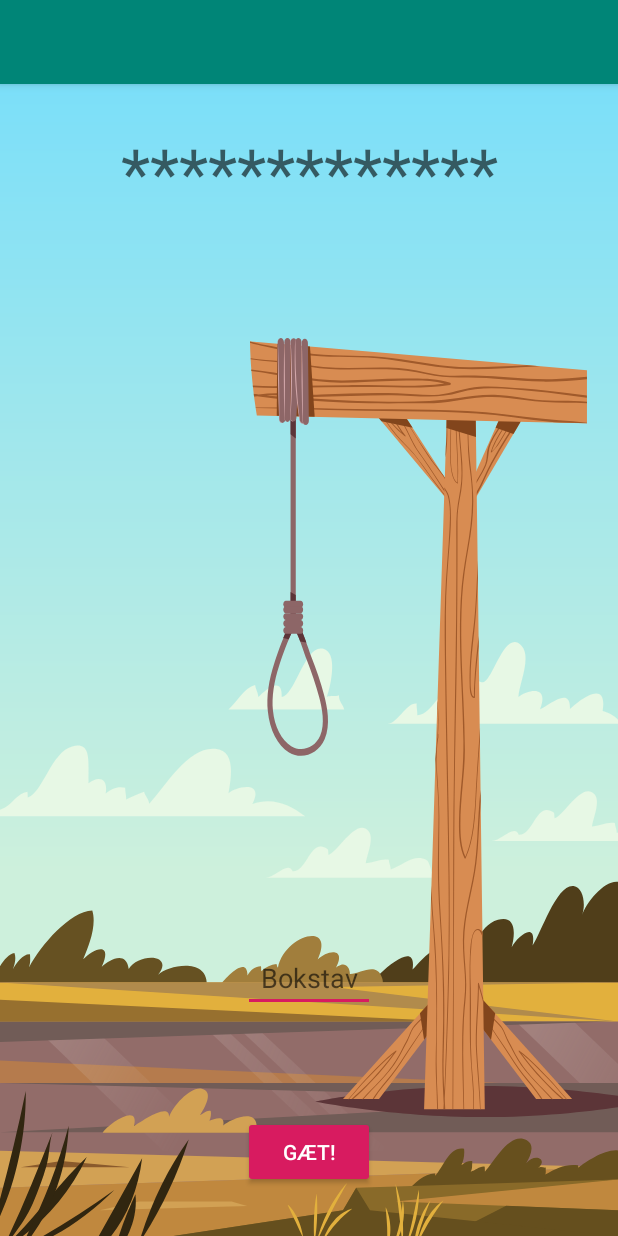
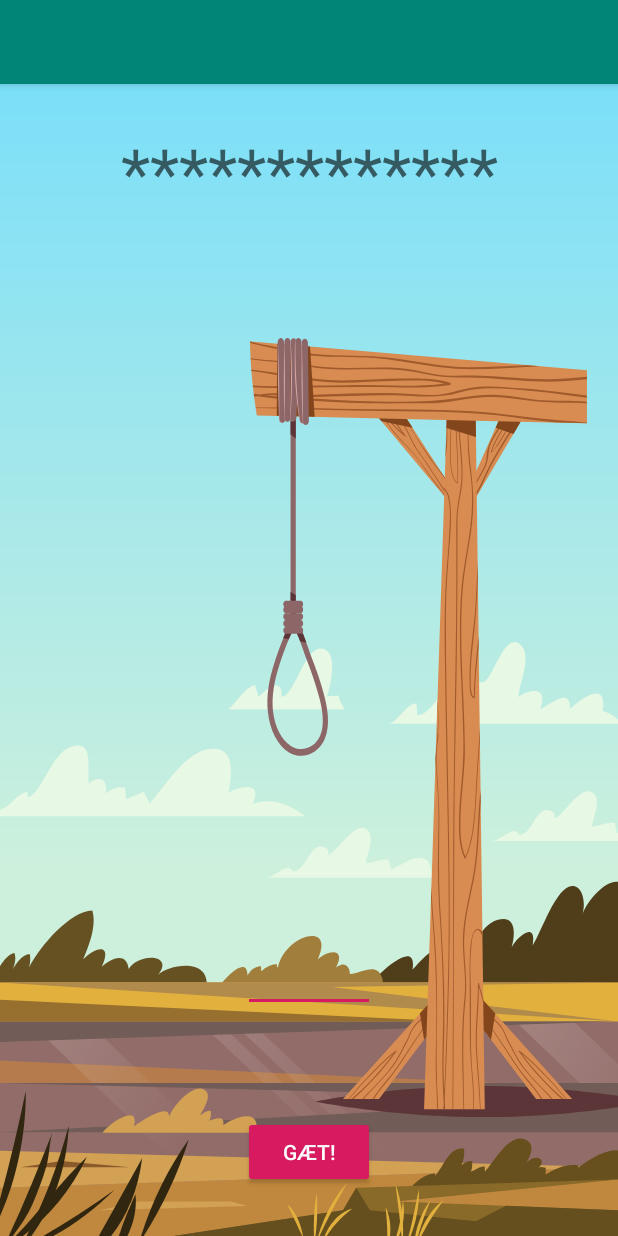
Before and after one commit to Tmattsson0/Galgeleg, an Android app: the SpilActivity screen opened directly, with no data from a screen before it, after a tap on "GÆT!", on a phone screen of 412 x 824 dp. Run offline under Robolectric (Android 15) with nearby library versions, the phone set to English and light mode, and no system bars.

Commit message:
First commit

```diff
--- a/app/src/main/AndroidManifest.xml
+++ b/app/src/main/AndroidManifest.xml
@@ -1,5 +1,6 @@
 <?xml version="1.0" encoding="utf-8"?>
 <manifest xmlns:android="http://schemas.android.com/apk/res/android"
+
     package="com.example.thomasmattsson.galgeleg">
 
     <application
--- a/app/src/main/java/SpilLogik/GalgeLogik.java
+++ b/app/src/main/java/SpilLogik/GalgeLogik.java
@@ -20,6 +20,23 @@ public class GalgeLogik {
     private boolean sidsteBogstavVarKorrekt;
     private boolean spilletErVundet;
     private boolean spilletErTabt;
+
+    public boolean isSpilletErVundet() {
+        return spilletErVundet;
+    }
+
+    public void setSpilletErVundet(boolean spilletErVundet) {
+        this.spilletErVundet = spilletErVundet;
+    }
+
+    public boolean isSpilletErTabt() {
+        return spilletErTabt;
+    }
+
+    public void setSpilletErTabt(boolean spilletErTabt) {
+        this.spilletErTabt = spilletErTabt;
+    }
+
 
 
     public ArrayList<String> getBrugteBogstaver() {
--- a/app/src/main/java/com/example/thomasmattsson/galgeleg/SpilActivity.java
+++ b/app/src/main/java/com/example/thomasmattsson/galgeleg/SpilActivity.java
@@ -4,6 +4,7 @@ import android.support.v7.app.AppCompatActivity;
 import android.os.Bundle;
 import android.text.TextUtils;
 import android.util.Log;
+import android.view.KeyEvent;
 import android.view.View;
 import android.widget.Button;
 import android.widget.EditText;
@@ -43,20 +44,27 @@ public class SpilActivity extends AppCompatActivity implements View.OnClickListe
 
         //Obscure word method
         gætteTekst.setText(logik.getSynligtOrd());
-        Log.d(ordet,"onCreate: Ordet er: " + ordet);
+        Log.d(ordet, "onCreate: Ordet er: " + ordet);
     }
 
     @Override
     public void onClick(View v) {
 
         //Gæt knappen
-        if (v == button2){
+        if (v == button2) { //(event.getKeyCode() == KeyEvent.KEYCODE_ENTER)) {
             String BogstavGæt = (gætteBogstav.getText().toString());
-            if(TextUtils.isEmpty(BogstavGæt)) {
-                Toast.makeText(this, "Indtast venligst et bokstav", Toast.LENGTH_SHORT).show();
-        }
+            if (TextUtils.isEmpty(BogstavGæt)) {
+                Toast.makeText(this, "Indtast venligst et bogstav", Toast.LENGTH_SHORT).show();
+            }
             logik.gætBogstav(BogstavGæt);
             gætteTekst.setText(logik.getSynligtOrd());
+            logik.logStatus();
+            if (logik.isSpilletErVundet()) {
+                Toast.makeText(this, "Du vandt!", Toast.LENGTH_SHORT).show();
+            }
+            if (logik.isSpilletErTabt()) {
+                Toast.makeText(this, "Du tabte!", Toast.LENGTH_SHORT).show();
+            }
         }
     }
 }
--- a/app/src/main/java/com/example/thomasmattsson/galgeleg/VelkomstActivity.java
+++ b/app/src/main/java/com/example/thomasmattsson/galgeleg/VelkomstActivity.java
@@ -29,7 +29,6 @@ public class VelkomstActivity extends AppCompatActivity implements View.OnClickL
         if (v == button1) {
             Intent i = new Intent(this, SpilActivity.class);
             startActivity(i);
-
         }
     }
 }
--- a/app/src/main/res/drawable/ic_launcher_background.xml
+++ b/app/src/main/res/drawable/ic_launcher_background.xml
@@ -1,4 +1,5 @@
 <?xml version="1.0" encoding="utf-8"?>
+
 <vector xmlns:android="http://schemas.android.com/apk/res/android"
     android:width="108dp"
     android:height="108dp"
--- /dev/null
+++ b/app/src/main/res/drawable/selector.xml
@@ -0,0 +1,4 @@
+<?xml version="1.0" encoding="utf-8"?>
+<selector xmlns:android="http://schemas.android.com/apk/res/android">
+
+</selector>
--- a/app/src/main/res/layout/activity_spil.xml
+++ b/app/src/main/res/layout/activity_spil.xml
@@ -16,10 +16,12 @@
         android:layout_marginBottom="69dp"
         android:ems="10"
         android:maxLength="1"
-        android:hint="Bokstav"
+        android:hint="Bogstav"
+        android:imeOptions="actionDone"
         android:inputType="textPersonName"
         android:textAlignment="center"
         android:textColor="@color/colorAccent"
+        android:textColorHint="@drawable/selector"
         app:layout_constraintBottom_toTopOf="@+id/button2"
         app:layout_constraintEnd_toEndOf="parent"
         app:layout_constraintStart_toStartOf="parent" />
--- a/app/src/main/res/values/colors.xml
+++ b/app/src/main/res/values/colors.xml
@@ -1,4 +1,5 @@
 <?xml version="1.0" encoding="utf-8"?>
+
 <resources>
     <color name="colorPrimary">#008577</color>
     <color name="colorPrimaryDark">#00574B</color>
```
